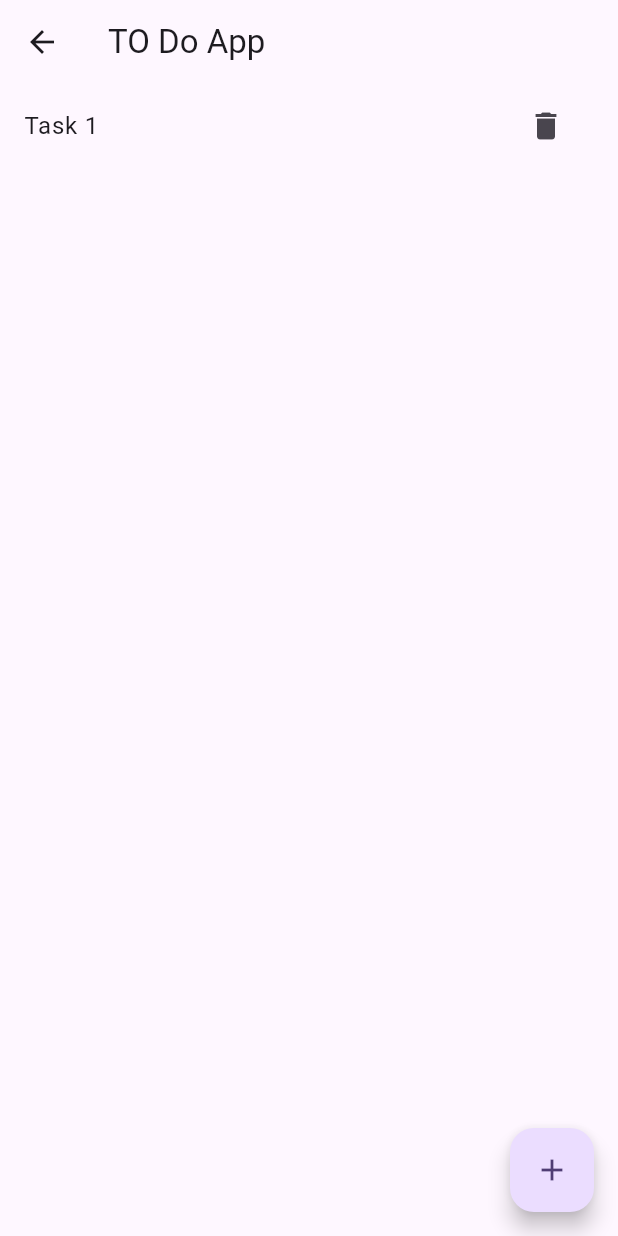
After one commit to premsingh01/bloc, a Flutter app: the ToDoScreen screen opened directly, after a tap on the "add" icon, on a phone screen of 412 x 824 dp. The commit adds this screen. Run offline on Flutter 3.47's test engine with Material 3 defaults, Android fonts, the light colour scheme and no system bars; our stand-ins replace bloc, equatable, flutter_bloc, image_picker.

Commit message:
added to do module

```diff
--- a/lib/bloc/switch/switch_event.dart
+++ b/lib/bloc/switch/switch_event.dart
@@ -1,6 +1,6 @@
 import 'package:equatable/equatable.dart';
 
-class SwitchEvent extends Equatable {
+sealed class SwitchEvent extends Equatable {
   const SwitchEvent();
 
   @override
--- /dev/null
+++ b/lib/bloc/to_do/to_do_bloc.dart
@@ -0,0 +1,24 @@
+import 'dart:developer';
+
+import 'package:bloc_study/bloc/to_do/to_do_event.dart';
+import 'package:bloc_study/bloc/to_do/to_do_state.dart';
+import 'package:flutter_bloc/flutter_bloc.dart';
+
+class ToDoBloc extends Bloc<ToDoEvent, ToDoState> {
+  List<String> toDoList = [];
+  ToDoBloc() : super(ToDoState()) {
+    on<AddToDo>(_addToDo);
+    on<RemoveToDo>(_removeToDo);
+  }
+
+  _addToDo(AddToDo event, Emitter<ToDoState> emit) {
+    log("++++++++++++++++${event.task}");
+    toDoList.add(event.task);
+    emit(state.copyWith(toDoList: List.from(toDoList)));
+  }
+
+  _removeToDo(RemoveToDo event, Emitter<ToDoState> emit) {
+    toDoList.remove(event.task);
+    emit(state.copyWith(toDoList: List.from(toDoList)));
+  }
+}
--- /dev/null
+++ b/lib/bloc/to_do/to_do_event.dart
@@ -0,0 +1,24 @@
+import 'package:equatable/equatable.dart';
+
+sealed class ToDoEvent extends Equatable {
+  const ToDoEvent();
+
+  @override
+  List<Object?> get props => [];
+}
+
+class AddToDo extends ToDoEvent {
+  final String task;
+  const AddToDo({required this.task});
+
+  @override
+  List<Object?> get props => [task];
+}
+
+class RemoveToDo extends  ToDoEvent {
+  final Object task;
+  const RemoveToDo({required this.task});
+
+  @override
+  List<Object?> get props => [task];
+}
--- /dev/null
+++ b/lib/bloc/to_do/to_do_state.dart
@@ -0,0 +1,13 @@
+import 'package:equatable/equatable.dart';
+
+class ToDoState extends Equatable {
+  final List<String> toDoList;
+  const ToDoState({this.toDoList = const []});
+
+  ToDoState copyWith({List<String>? toDoList}) {
+    return ToDoState(toDoList: toDoList ?? this.toDoList);
+  }
+
+  @override
+  List<Object?> get props => [toDoList];
+}
--- a/lib/main.dart
+++ b/lib/main.dart
@@ -1,4 +1,5 @@
 import 'package:bloc_study/bloc/counter/counter_bloc.dart';
+import 'package:bloc_study/bloc/image_picker/image_picker_bloc.dart';
 import 'package:bloc_study/bloc/switch/switch_bloc.dart';
 import 'package:bloc_study/ui/dashboard.dart';
 import 'package:flutter/material.dart';
--- a/lib/ui/dashboard.dart
+++ b/lib/ui/dashboard.dart
@@ -1,6 +1,7 @@
-import 'package:bloc_study/ui/counter_screen.dart';
-import 'package:bloc_study/ui/image_picker_screen.dart';
-import 'package:bloc_study/ui/switch_screen.dart';
+import 'package:bloc_study/ui/counter/counter_screen.dart';
+import 'package:bloc_study/ui/image_picker/image_picker_screen.dart';
+import 'package:bloc_study/ui/switch/switch_screen.dart';
+import 'package:bloc_study/ui/to_do/to_do_screen.dart';
 import 'package:flutter/material.dart';
 
 class Dashboard extends StatelessWidget {
@@ -40,6 +41,15 @@ class Dashboard extends StatelessWidget {
               child: const Text("Image Picker"),
             ),
             const SizedBox(height: 16),
+            ElevatedButton(
+              onPressed: () {
+                Navigator.of(
+                  context,
+                ).push(MaterialPageRoute(builder: (_) => ToDoScreen()));
+              },
+              child: const Text("To Do App"),
+            ),
+            const SizedBox(height: 16),
           ],
         ),
       ),
--- /dev/null
+++ b/lib/ui/to_do/to_do_screen.dart
@@ -0,0 +1,56 @@
+import 'package:bloc_study/bloc/to_do/to_do_bloc.dart';
+import 'package:bloc_study/bloc/to_do/to_do_event.dart';
+import 'package:bloc_study/bloc/to_do/to_do_state.dart';
+import 'package:flutter/material.dart';
+import 'package:flutter_bloc/flutter_bloc.dart';
+
+class ToDoScreen extends StatelessWidget {
+  const ToDoScreen({super.key});
+
+  @override
+  Widget build(BuildContext context) {
+    return BlocProvider(
+      create: (context) => ToDoBloc(),
+      child: Builder(
+        builder: (context) {
+          return Scaffold(
+            appBar: AppBar(title: const Text("TO Do App")),
+            body: BlocBuilder<ToDoBloc, ToDoState>(
+              builder: (context, state) {
+                if (state.toDoList.isEmpty) {
+                  return Center(child: Text("No todo list"));
+                } else if (state.toDoList.isNotEmpty) {
+                  return ListView.builder(
+                    itemCount: state.toDoList.length,
+                    itemBuilder: (context, index) {
+                      return ListTile(
+                        title: Text("${state.toDoList[index]} ${index + 1}"),
+                        trailing: IconButton(
+                          onPressed: () {
+                            context.read<ToDoBloc>().add(
+                              RemoveToDo(task: state.toDoList[index]),
+                            );
+                          },
+                          icon: const Icon(Icons.delete),
+                        ),
+                      );
+                    },
+                  );
+                } else {
+                  return SizedBox();
+                }
+              },
+            ),
+
+            floatingActionButton: FloatingActionButton(
+              onPressed: () {
+                context.read<ToDoBloc>().add(AddToDo(task: "Task"));
+              },
+              child: Icon(Icons.add),
+            ),
+          );
+        },
+      ),
+    );
+  }
+}
```
Also changed, not shown: lib/ui/counter/counter_screen.dart (renamed from lib/ui/counter_screen.dart), lib/ui/image_picker/image_picker_screen.dart (renamed from lib/ui/image_picker_screen.dart), lib/ui/switch/switch_screen.dart (renamed from lib/ui/switch_screen.dart), 1 other file.
